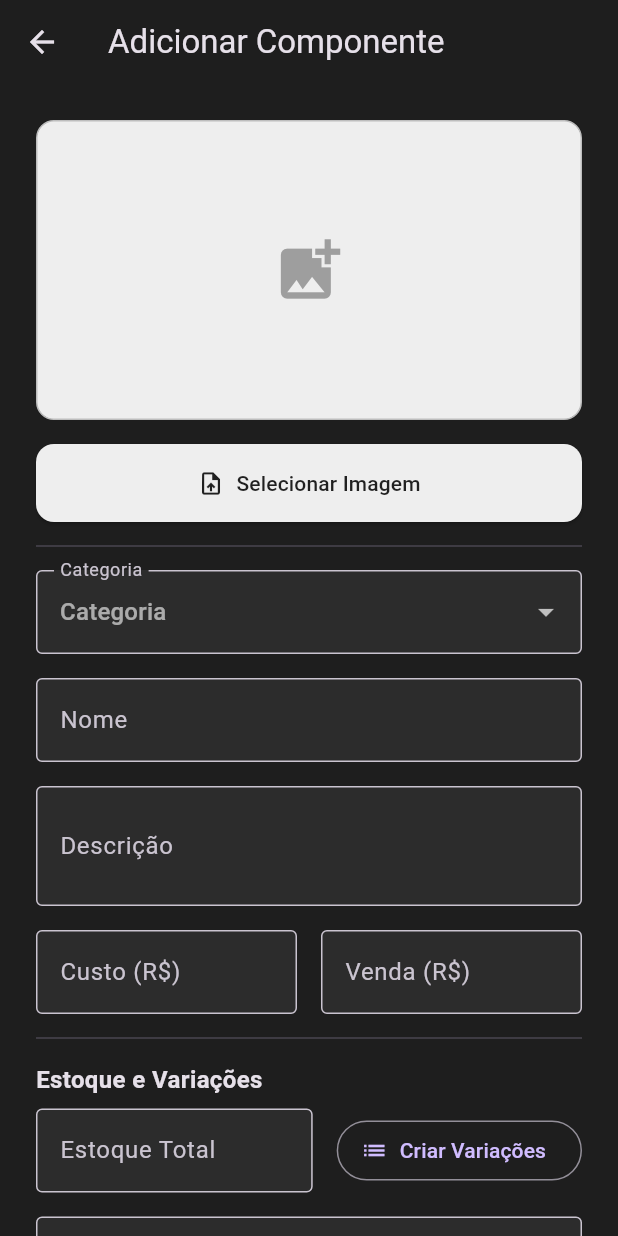
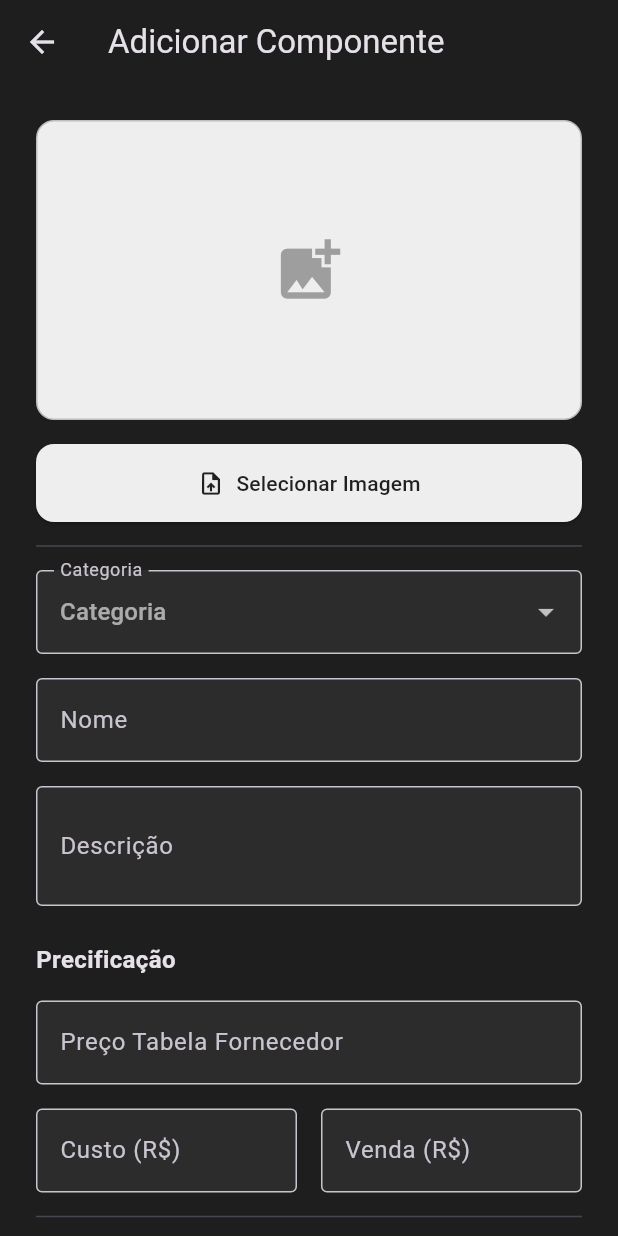
Before and after one commit to wesleyricc/jarbas, a Flutter app: the ComponentFormScreen screen opened directly, on a phone screen of 412 x 824 dp. Run offline on Flutter 3.47's test engine with Material 3 defaults, Android fonts, the phone set to English and light mode, and no system bars; our stand-ins replace cloud_firestore, firebase_auth, firebase_core, firebase_storage, image_picker; accounts and stored records are empty; statements that could not run were skipped.

Commit message:
Criaçao do preço de tabela

```diff
--- a/lib/models/component_model.dart
+++ b/lib/models/component_model.dart
@@ -5,15 +5,15 @@ class Component {
   final String name;
   final String description;
   final String category;
-  final double price;
-  final double costPrice;
-  final int stock; // Será a soma das variações ou o estoque simples
+
+  final double supplierPrice; // (NOVO) Preço Tabela Fornecedor
+  final double costPrice;     // Preço de Custo (Calculado com desconto)
+  final double price;         // Preço de Venda (Calculado com margem)
+
+  final int stock;
   final String imageUrl;
   final Map<String, dynamic> attributes;
   final String? supplierLink;
-
-  // --- NOVO CAMPO ---
-  // Ex: {'Tamanho P': 10, 'Tamanho M': 5}
   final Map<String, int> variations;
 
   Component({
@@ -21,19 +21,22 @@ class Component {
     required this.name,
     required this.description,
     required this.category,
+
+    this.supplierPrice = 0.0, // (NOVO)
+    this.costPrice = 0.0,
     required this.price,
-    this.costPrice = 0.0,
+
     required this.stock,
     required this.imageUrl,
     required this.attributes,
     this.supplierLink,
-    this.variations = const {}, // Padrão vazio
+    this.variations = const {},
   });
 
   factory Component.fromFirestore(DocumentSnapshot doc) {
     Map<String, dynamic> data = doc.data() as Map<String, dynamic>;
 
-    // Converte o Map<String, dynamic> do firestore para Map<String, int>
+    // Helper para variações
     Map<String, int> parsedVariations = {};
     if (data['variations'] != null) {
       (data['variations'] as Map<String, dynamic>).forEach((key, value) {
@@ -46,13 +49,16 @@ class Component {
       name: data['name'] ?? '',
       description: data['description'] ?? '',
       category: data['category'] ?? '',
+
+      supplierPrice: (data['supplierPrice'] ?? 0.0).toDouble(), // (NOVO)
+      costPrice: (data['costPrice'] ?? 0.0).toDouble(),
       price: (data['price'] ?? 0.0).toDouble(),
-      costPrice: (data['costPrice'] ?? 0.0).toDouble(),
+
       stock: (data['stock'] ?? 0).toInt(),
       imageUrl: data['imageUrl'] ?? '',
       attributes: data['attributes'] ?? {},
       supplierLink: data['supplierLink'],
-      variations: parsedVariations, // Carrega variações
+      variations: parsedVariations,
     );
   }
 
@@ -61,13 +67,16 @@ class Component {
       'name': name,
       'description': description,
       'category': category,
+
+      'supplierPrice': supplierPrice, // (NOVO)
+      'costPrice': costPrice,
       'price': price,
-      'costPrice': costPrice,
+
       'stock': stock,
       'imageUrl': imageUrl,
       'attributes': attributes,
       'supplierLink': supplierLink,
-      'variations': variations, // Salva variações
+      'variations': variations,
     };
   }
 }
--- a/lib/screens/admin_quote_detail_screen.dart
+++ b/lib/screens/admin_quote_detail_screen.dart
@@ -416,6 +416,7 @@ class _AdminQuoteDetailScreenState extends State<AdminQuoteDetailScreen> {
             ComponentSelector(
               category: 'blank',
               selectedComponent: _selectedBlank,
+              selectedVariation: _blankVar,
               isAdmin: true,
               onSelect: (c, v) => setState(() { _selectedBlank = c; _blankVar = v; }),
             ),
@@ -426,6 +427,7 @@ class _AdminQuoteDetailScreenState extends State<AdminQuoteDetailScreen> {
             ComponentSelector(
               category: 'cabo',
               selectedComponent: _selectedCabo,
+              selectedVariation: _caboVar,
               isAdmin: true,
               quantity: _caboQty,
               onQuantityChanged: (v) => setState(() => _caboQty = v),
@@ -438,6 +440,7 @@ class _AdminQuoteDetailScreenState extends State<AdminQuoteDetailScreen> {
             ComponentSelector(
               category: 'reel_seat',
               selectedComponent: _selectedReelSeat,
+              selectedVariation: _reelSeatVar,
               isAdmin: true,
               onSelect: (c, v) => setState(() { _selectedReelSeat = c; _reelSeatVar = v; }),
             ),
--- a/lib/screens/component_form_screen.dart
+++ b/lib/screens/component_form_screen.dart
@@ -1,7 +1,7 @@
 import 'dart:typed_data'; // Para Uint8List (essencial para Web)
 import 'package:flutter/material.dart';
 import 'package:flutter/services.dart'; // Para InputFormatters
-import 'package:image_picker/image_picker.dart'; // (CORREÇÃO MOBILE) Importe o ImagePicker
+import 'package:image_picker/image_picker.dart'; // Importe o ImagePicker
 import 'package:url_launcher/url_launcher.dart'; // Para abrir links
 import '../../../models/component_model.dart';
 import '../../../services/component_service.dart';
@@ -27,19 +27,21 @@ class _ComponentFormScreenState extends State<ComponentFormScreen> {
 
   bool _isLoading = false;
 
-  // Controladores de Texto Básicos
+  // Controladores de Texto
   late TextEditingController _nameController;
   late TextEditingController _descController;
-  late TextEditingController _priceController;     // Preço de Venda
-  late TextEditingController _costPriceController; // Preço de Custo
-  late TextEditingController _stockController;     // Estoque Total
+
+  // Controladores de Preço
+  late TextEditingController _supplierPriceController;
+  late TextEditingController _costPriceController;
+  late TextEditingController _priceController;
+
+  late TextEditingController _stockController;
   late TextEditingController _supplierLinkController;
 
   String? _selectedCategoryKey;
 
-  // --- VARIAÇÕES (NOVO) ---
-  // Lista local para manipular as variações na tela
-  // Cada item é um Map { 'name': Controller, 'stock': Controller }
+  // Variações (Lista Local)
   List<Map<String, TextEditingController>> _variationsControllers = [];
 
   // Estado da Imagem
@@ -49,16 +51,17 @@ class _ComponentFormScreenState extends State<ComponentFormScreen> {
   Uint8List? _newImageBytes;
   String? _newImageExtension;
 
-  // Configuração Global
+  // Configurações Globais
   double _defaultMargin = 0.0;
+  double _supplierDiscount = 0.0;
 
   // Mapa de categorias
   final Map<String, String> _categoriesMap = {
     'blank': 'Blank',
     'cabo': 'Cabo',
+    'passadores': 'Passadores',
     'reel_seat': 'Reel Seat',
-    'passadores': 'Passadores',
-    'acessorios': 'Acessórios', // NOVA CATEGORIA
+    'acessorios': 'Acessórios'
   };
 
   @override
@@ -67,15 +70,18 @@ class _ComponentFormScreenState extends State<ComponentFormScreen> {
     // Inicializa os controladores
     _nameController = TextEditingController(text: widget.component?.name ?? '');
     _descController = TextEditingController(text: widget.component?.description ?? '');
+
+    _supplierPriceController = TextEditingController(text: widget.component?.supplierPrice.toString() ?? '');
+    _costPriceController = TextEditingController(text: widget.component?.costPrice.toString() ?? '');
     _priceController = TextEditingController(text: widget.component?.price.toString() ?? '');
-    _costPriceController = TextEditingController(text: widget.component?.costPrice.toString() ?? '');
+
     _stockController = TextEditingController(text: widget.component?.stock.toString() ?? '');
     _supplierLinkController = TextEditingController(text: widget.component?.supplierLink ?? '');
 
     _selectedCategoryKey = widget.component?.category;
     _currentImageUrl = widget.component?.imageUrl;
 
-    // 1. Carrega as Variações Existentes (se houver)
+    // 1. Carrega as Variações Existentes
     if (widget.component != null && widget.component!.variations.isNotEmpty) {
       widget.component!.variations.forEach((key, value) {
         _variationsControllers.add({
@@ -85,8 +91,10 @@ class _ComponentFormScreenState extends State<ComponentFormScreen> {
       });
     }
 
-    // 2. Carrega Configurações e Adiciona Listener de Preço
+    // 2. Carrega Configurações e Adiciona Listeners
     _loadSettings();
+
+    _supplierPriceController.addListener(_calculateCostPrice);
     _costPriceController.addListener(_calculateSellingPrice);
   }
 
@@ -96,6 +104,7 @@ class _ComponentFormScreenState extends State<ComponentFormScreen> {
       if (mounted) {
         setState(() {
           _defaultMargin = (settings['defaultMargin'] ?? 0.0).toDouble();
+          _supplierDiscount = (settings['supplierDiscount'] ?? 0.0).toDouble();
         });
       }
     } catch (e) {
@@ -104,20 +113,36 @@ class _ComponentFormScreenState extends State<ComponentFormScreen> {
   }
 
   // --- LÓGICA DE PREÇO ---
+
+  void _calculateCostPrice() {
+    String supplierText = _supplierPriceController.text;
+    if (supplierText.isEmpty) return;
+
+    double supplierVal = double.tryParse(supplierText) ?? 0.0;
+    double costVal = supplierVal * (1 - (_supplierDiscount / 100));
+
+    String newText = costVal.toStringAsFixed(2);
+    if (_costPriceController.text != newText) {
+      _costPriceController.text = newText;
+    }
+  }
+
   void _calculateSellingPrice() {
     String costText = _costPriceController.text;
     if (costText.isEmpty) return;
-    if (_defaultMargin <= 0) return; // Se margem 0, permite edição manual livre
+    if (_defaultMargin <= 0) return;
 
     double cost = double.tryParse(costText) ?? 0.0;
     double sellingPrice = cost * (1 + (_defaultMargin / 100));
 
-    _priceController.text = sellingPrice.toStringAsFixed(2);
+    String newText = sellingPrice.toStringAsFixed(2);
+    if (_priceController.text != newText) {
+      _priceController.text = newText;
+    }
   }
 
   // --- LÓGICA DE VARIAÇÕES ---
 
-  // Recalcula o estoque total somando as variações
   void _updateTotalStock() {
     if (_variationsControllers.isEmpty) return;
 
@@ -131,11 +156,7 @@ class _ComponentFormScreenState extends State<ComponentFormScreen> {
 
   void _addVariationRow() {
     setState(() {
-      // Cria controladores novos
       final stockCtrl = TextEditingController(text: '0');
-
-      // Adiciona listener para atualizar o total sempre que mudar este campo
-      // (Usamos uma closure para capturar o contexto)
       stockCtrl.addListener(() => _updateTotalStock());
 
       _variationsControllers.add({
@@ -150,26 +171,23 @@ class _ComponentFormScreenState extends State<ComponentFormScreen> {
       _variationsControllers[index]['name']?.dispose();
       _variationsControllers[index]['stock']?.dispose();
       _variationsControllers.removeAt(index);
-
-      // Se removeu tudo, o campo de estoque total volta a ser editável,
-      // então mantemos o valor que estava ou zeramos, conforme preferência.
-      // Vamos manter o valor calculado.
       _updateTotalStock();
     });
   }
 
   @override
   void dispose() {
+    _supplierPriceController.removeListener(_calculateCostPrice);
     _costPriceController.removeListener(_calculateSellingPrice);
 
     _nameController.dispose();
     _descController.dispose();
+    _supplierPriceController.dispose();
+    _costPriceController.dispose();
     _priceController.dispose();
-    _costPriceController.dispose();
     _stockController.dispose();
     _supplierLinkController.dispose();
 
-    // Limpa controladores das variações
     for (var v in _variationsControllers) {
       v['name']?.dispose();
       v['stock']?.dispose();
@@ -178,14 +196,11 @@ class _ComponentFormScreenState extends State<ComponentFormScreen> {
     super.dispose();
   }
 
-  // --- LÓGICA DE IMAGEM (CORRIGIDA PARA MOBILE) ---
+  // --- IMAGEM ---
 
   Future<void> _pickImage() async {
-    // NÃO use FocusScope.unfocus() aqui, pois quebra no mobile web
     try {
       final ImagePicker picker = ImagePicker();
-
-      // Chama a galeria diretamente
       final XFile? image = await picker.pickImage(
         source: ImageSource.gallery,
         maxWidth: 800,
@@ -236,7 +251,6 @@ class _ComponentFormScreenState extends State<ComponentFormScreen> {
     String? oldImageUrl = widget.component?.imageUrl;
 
     try {
-      // 1. Upload Imagem
       if (_newImageBytes != null && _newImageExtension != null) {
         setState(() { _isUploading = true; _uploadProgress = 0.0; });
 
@@ -256,7 +270,6 @@ class _ComponentFormScreenState extends State<ComponentFormScreen> {
         setState(() { _isUploading = false; });
       }
 
-      // 2. Processar Variações
       Map<String, int> variationsMap = {};
       for (var v in _variationsControllers) {
         String name = v['name']!.text.trim();
@@ -266,27 +279,27 @@ class _ComponentFormScreenState extends State<ComponentFormScreen> {
         }
       }
 
-      // Se tem variações, o estoque é a soma. Se não, usa o campo manual.
       int finalStock = variationsMap.isNotEmpty
           ? variationsMap.values.fold(0, (sum, item) => sum + item)
           : (int.tryParse(_stockController.text) ?? 0);
 
-      // 3. Criar Objeto
       final component = Component(
         id: widget.component?.id ?? '',
         name: _nameController.text,
         description: _descController.text,
         category: _selectedCategoryKey!,
+
+        supplierPrice: double.tryParse(_supplierPriceController.text) ?? 0.0,
+        costPrice: double.tryParse(_costPriceController.text) ?? 0.0,
         price: double.tryParse(_priceController.text) ?? 0.0,
-        costPrice: double.tryParse(_costPriceController.text) ?? 0.0,
+
         stock: finalStock,
-        variations: variationsMap, // Novo campo
+        variations: variationsMap,
         imageUrl: imageUrlToSave,
         attributes: widget.component?.attributes ?? {},
         supplierLink: _supplierLinkController.text,
       );
 
-      // 4. Salvar no Firestore
       if (widget.component == null) {
         await _componentService.addComponent(component);
       } else {
@@ -337,6 +350,8 @@ class _ComponentFormScreenState extends State<ComponentFormScreen> {
     }
   }
 
+  // --- UI ---
+
   @override
   Widget build(BuildContext context) {
     return Scaffold(
@@ -358,7 +373,7 @@ class _ComponentFormScreenState extends State<ComponentFormScreen> {
           child: Column(
             crossAxisAlignment: CrossAxisAlignment.stretch,
             children: [
-              // IMAGEM
+              // 1. IMAGEM
               _buildImagePreview(),
               const SizedBox(height: 16),
               ElevatedButton.icon(
@@ -375,7 +390,7 @@ class _ComponentFormScreenState extends State<ComponentFormScreen> {
 
               const Divider(height: 32),
 
-              // CATEGORIA
+              // 2. CATEGORIA
               DropdownButtonFormField<String>(
                 value: _selectedCategoryKey,
                 hint: const Text('Categoria'),
@@ -387,7 +402,7 @@ class _ComponentFormScreenState extends State<ComponentFormScreen> {
 
               const SizedBox(height: 16),
 
-              // NOME & DESCRIÇÃO
+              // 3. NOME E DESCRIÇÃO
               TextFormField(
                 controller: _nameController,
                 decoration: const InputDecoration(labelText: 'Nome', border: OutlineInputBorder()),
@@ -400,18 +415,38 @@ class _ComponentFormScreenState extends State<ComponentFormScreen> {
                 maxLines: 2,
               ),
 
+              const SizedBox(height: 24),
+              const Text("Precificação", style: TextStyle(fontWeight: FontWeight.bold, fontSize: 16)),
               const SizedBox(height: 16),
 
-              // PREÇOS
+              // 4. FORNECEDOR
+              TextFormField(
+                controller: _supplierPriceController,
+                decoration: const InputDecoration(
+                  labelText: 'Preço Tabela Fornecedor',
+                  prefixText: 'R\$ ',
+                  border: OutlineInputBorder(),
+                ),
+                keyboardType: const TextInputType.numberWithOptions(decimal: true),
+                inputFormatters: [FilteringTextInputFormatter.allow(RegExp(r'^\d+\.?\d{0,2}'))],
+              ),
+
+              const SizedBox(height: 16),
+
+              // 5. CUSTO E VENDA (Lado a Lado)
               Row(
                 children: [
+                  // CUSTO (Agora com Helper do Desconto)
                   Expanded(
                     child: TextFormField(
                       controller: _costPriceController,
                       decoration: InputDecoration(
                         labelText: 'Custo (R\$)',
                         border: const OutlineInputBorder(),
-                        //fillColor: Color(0xFFFFFDE7), filled: true,
+                        //fillColor: const Color(0xFFFFFDE7),
+                        filled: true,
+                        // --- AQUI: Helper de Desconto ---
+                        helperText: _supplierDiscount > 0 ? 'Desconto: ${_supplierDiscount.toStringAsFixed(0)}%' : null,
                       ),
                       keyboardType: const TextInputType.numberWithOptions(decimal: true),
                       inputFormatters: [FilteringTextInputFormatter.allow(RegExp(r'^\d+\.?\d{0,2}'))],
@@ -419,13 +454,15 @@ class _ComponentFormScreenState extends State<ComponentFormScreen> {
                     ),
                   ),
                   const SizedBox(width: 16),
+                  // VENDA (Com Helper de Margem)
                   Expanded(
                     child: TextFormField(
                       controller: _priceController,
                       decoration: InputDecoration(
                         labelText: 'Venda (R\$)',
                         border: const OutlineInputBorder(),
-                        //helperText: _defaultMargin > 0 ? 'Margem: ${_defaultMargin.toStringAsFixed(0)}%' : null,
+                        // --- Helper de Margem ---
+                        helperText: _defaultMargin > 0 ? 'Margem: ${_defaultMargin.toStringAsFixed(0)}%' : null,
                       ),
                       keyboardType: const TextInputType.numberWithOptions(decimal: true),
                       inputFormatters: [FilteringTextInputFormatter.allow(RegExp(r'^\d+\.?\d{0,2}'))],
@@ -437,7 +474,7 @@ class _ComponentFormScreenState extends State<ComponentFormScreen> {
 
               const Divider(height: 32),
 
-              // --- ESTOQUE E VARIAÇÕES ---
+              // 6. ESTOQUE E VARIAÇÕES
               const Text("Estoque e Variações", style: TextStyle(fontWeight: FontWeight.bold, fontSize: 16)),
               const SizedBox(height: 8),
 
@@ -482,7 +519,6 @@ class _ComponentFormScreenState extends State<ComponentFormScreen> {
                       ),
                       const SizedBox(height: 8),
 
-                      // Lista de Variações
                       ..._variationsControllers.asMap().entries.map((entry) {
                         int idx = entry.key;
                         var ctrl = entry.value;
@@ -504,7 +540,7 @@ class _ComponentFormScreenState extends State<ComponentFormScreen> {
                                   controller: ctrl['stock'],
                                   keyboardType: TextInputType.number,
                                   decoration: const InputDecoration(hintText: '0', isDense: true, border: OutlineInputBorder()),
-                                  onChanged: (_) => _updateTotalStock(), // Atualiza total em tempo real
+                                  onChanged: (_) => _updateTotalStock(),
                                 ),
                               ),
                               IconButton(
@@ -519,7 +555,7 @@ class _ComponentFormScreenState extends State<ComponentFormScreen> {
                       TextButton.icon(
                         onPressed: _addVariationRow,
                         icon: const Icon(Icons.add),
-                        label: const Text("Adicionar Variação", style: TextStyle(color: Colors.grey))
+                        label: const Text("Adicionar Variação")
                       ),
 
                       const Divider(),
@@ -536,6 +572,8 @@ class _ComponentFormScreenState extends State<ComponentFormScreen> {
               ],
 
               const SizedBox(height: 16),
+
+              // 7. LINK
               TextFormField(
                 controller: _supplierLinkController,
                 decoration: const InputDecoration(labelText: 'Link do Fornecedor', border: OutlineInputBorder(), suffixIcon: Icon(Icons.link))
@@ -547,6 +585,8 @@ class _ComponentFormScreenState extends State<ComponentFormScreen> {
                  ),
 
               const SizedBox(height: 32),
+
+              // 8. BOTÃO SALVAR
               _isLoading
                 ? const Center(child: CircularProgressIndicator())
                 : ElevatedButton(
--- a/lib/screens/rod_builder_screen.dart
+++ b/lib/screens/rod_builder_screen.dart
@@ -233,6 +233,7 @@ class _RodBuilderScreenState extends State<RodBuilderScreen> {
         return ComponentSelector(
           category: 'blank',
           selectedComponent: provider.selectedBlank,
+          selectedVariation: provider.selectedBlankVariation,
           isAdmin: isAdmin,
           // --- CORREÇÃO: Aceita (c, v) ---
           onSelect: (component, variation) => provider.selectBlank(component, variation: variation),
@@ -242,6 +243,7 @@ class _RodBuilderScreenState extends State<RodBuilderScreen> {
         return ComponentSelector(
           category: 'cabo',
           selectedComponent: provider.selectedCabo,
+          selectedVariation: provider.selectedCaboVariation,
           isAdmin: isAdmin,
           quantity: provider.caboQuantity,
           onQuantityChanged: (val) => provider.setCaboQuantity(val),
@@ -253,6 +255,7 @@ class _RodBuilderScreenState extends State<RodBuilderScreen> {
         return ComponentSelector(
           category: 'reel_seat',
           selectedComponent: provider.selectedReelSeat,
+          selectedVariation: provider.selectedReelSeatVariation,
           isAdmin: isAdmin,
           // --- CORREÇÃO: Aceita (c, v) ---
           onSelect: (component, variation) => provider.selectReelSeat(component, variation: variation),
```
Also changed, not shown: lib/screens/admin_mass_update_screen.dart (+45 -11 lines), lib/screens/admin_settings_screen.dart (+91 -118 lines), lib/services/component_service.dart (+50 -85 lines), lib/services/config_service.dart (+6 -10 lines), lib/widgets/component_selector.dart (+72 -47 lines).
